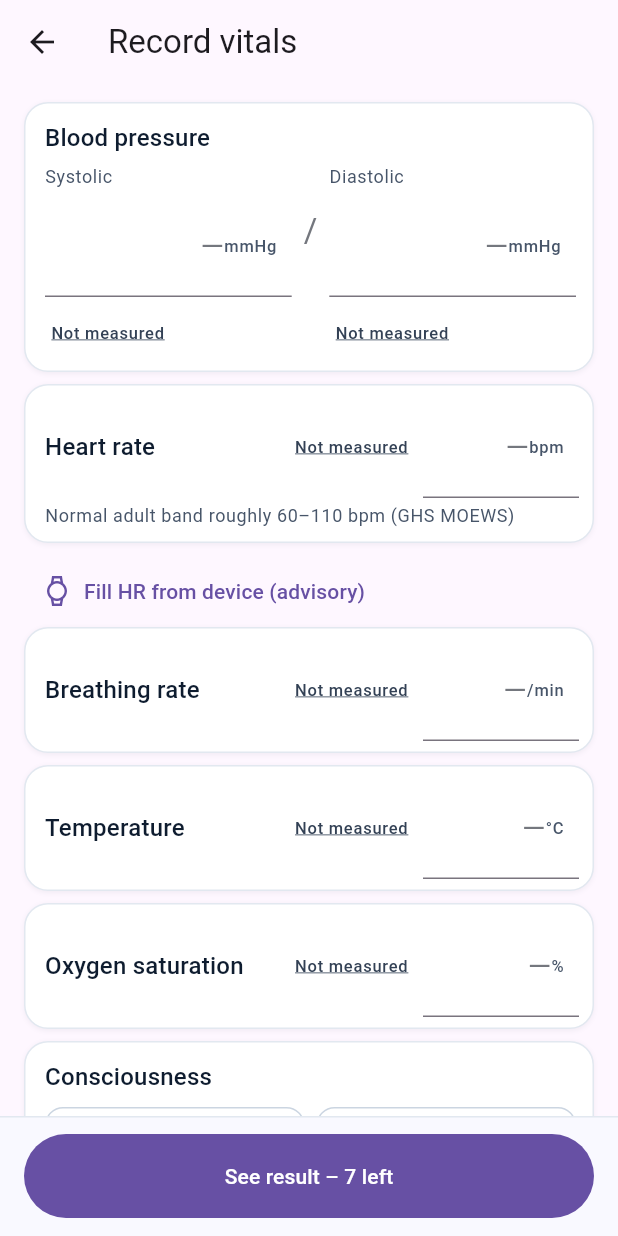
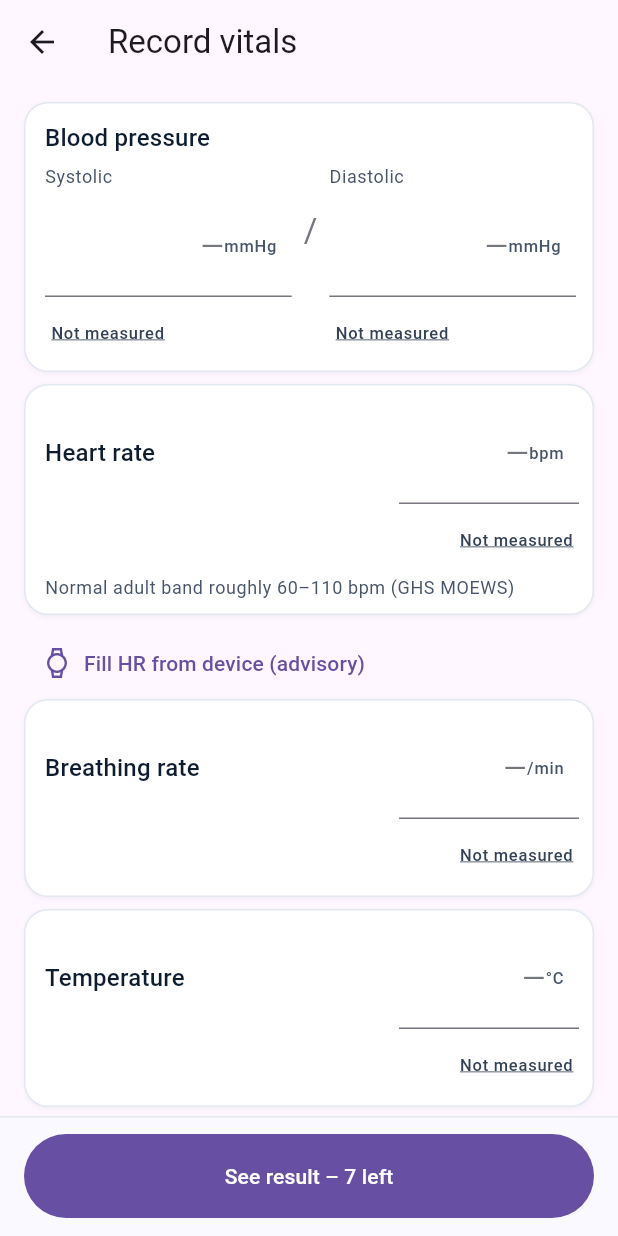
Before and after one commit to MusheAbdulHakim/Yoma-Triage, a Flutter app: the VitalsScreen screen opened directly, on a phone screen of 412 x 824 dp. Run offline on Flutter 3.47's test engine with Material 3 defaults, Android fonts, the phone set to English and light mode, and no system bars; our stand-ins replace connectivity_plus, shared_preferences, sqflite; missing offline and left inert: app_settings, record, tflite_flutter; accounts and stored records are empty.

Commit message:
fix(vitals): Not measured under the value as in the design; fidelity side-by-sides; round 4 report
Record vitals rows put the Not measured toggle between label and field,
wrapping labels such as Breathing rate; it now sits under the value on
the right, as in the Stitch design (the narrow / large-text layout is
unchanged). Adds the 360x640 fidelity side-by-sides and the round 4
section of docs/audit/UI_REDESIGN.md.

```diff
--- a/mobile/lib/widgets/vital_field.dart
+++ b/mobile/lib/widgets/vital_field.dart
@@ -325,26 +325,28 @@ class _VitalFieldState extends State<VitalField> {
         padding: const EdgeInsets.fromLTRB(14, 4, 10, 4),
         child: LayoutBuilder(
           builder: (context, constraints) {
-            // One row (label, toggle, value) where it fits, so most of the form shows on
-            // 360×640. On a narrow screen or with large text, the toggle goes under the label.
+            // Label and value side by side where they fit; on a narrow screen or with large
+            // text the toggle goes under the label instead.
             final oneRow = constraints.maxWidth >= 290 &&
                 MediaQuery.textScalerOf(context).scale(16) <= 16 * 1.15;
             return Column(
               crossAxisAlignment: CrossAxisAlignment.stretch,
               children: [
-                if (oneRow)
+                if (oneRow) ...[
+                  // As in the design: label and value on one row, "Not measured" under
+                  // the value on the right.
                   Padding(
-                    padding: const EdgeInsets.symmetric(vertical: 4),
+                    padding: const EdgeInsets.only(top: 8),
                     child: Row(
                       children: [
                         Expanded(child: label),
-                        toggle,
-                        const SizedBox(width: 6),
-                        field(104),
+                        const SizedBox(width: YomaSpacing.sm),
+                        field(120),
                       ],
                     ),
-                  )
-                else
+                  ),
+                  Align(alignment: Alignment.centerRight, child: toggle),
+                ] else
                   Row(
                     crossAxisAlignment: CrossAxisAlignment.start,
                     children: [
```
Also changed, not shown: 6 other files.
